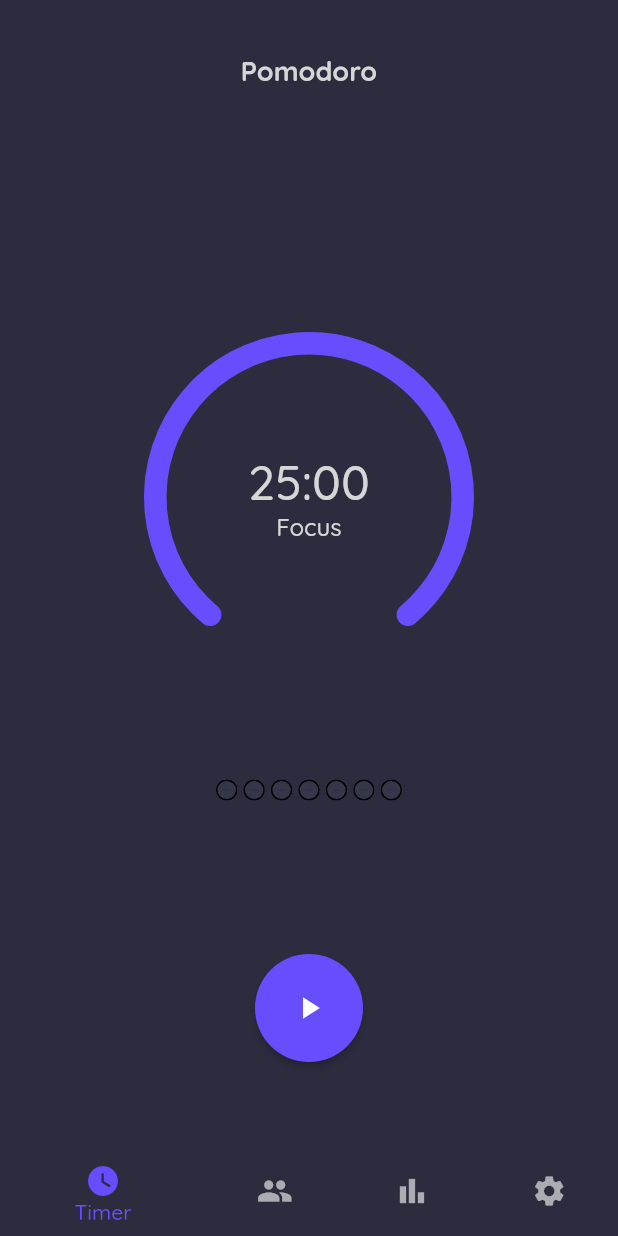
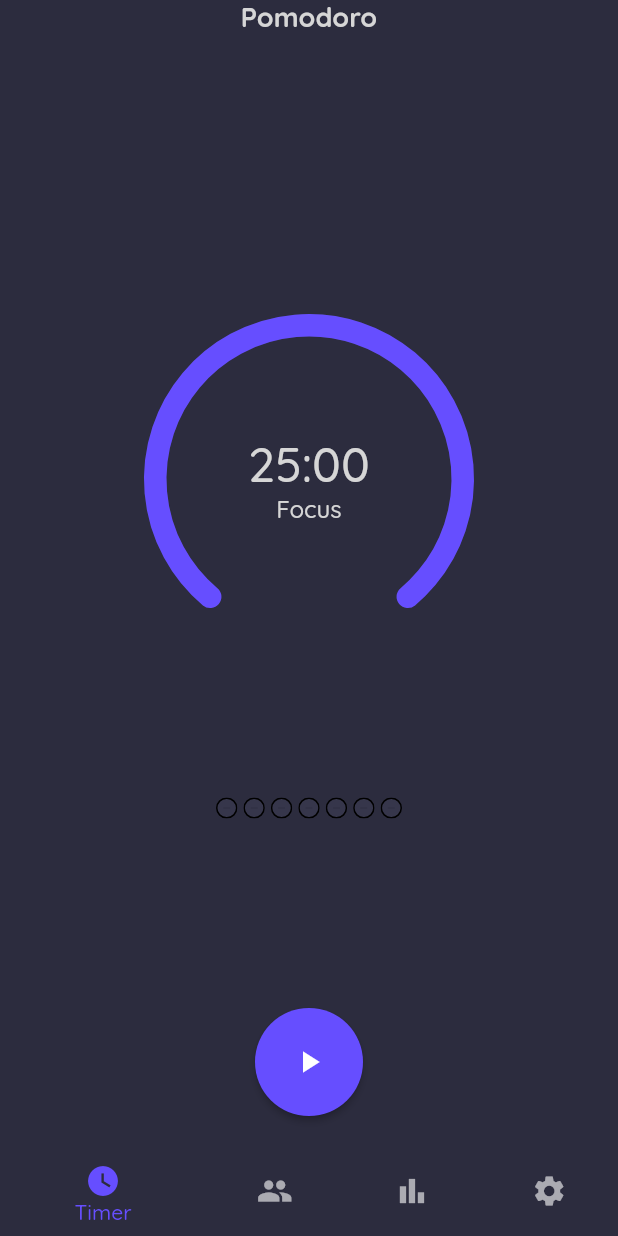
Before and after one commit to nandbyte/pomoduo, a Flutter app: the screen it shows after launch, on a phone screen of 412 x 824 dp. Run offline on Flutter 3.47's test engine with Material 2 defaults, Android fonts, the phone set to English and light mode, and no system bars; drawn by our look-alikes of percent_indicator, step_progress_indicator; our stand-ins replace awesome_notifications, cloud_firestore, custom_radio_grouped_button, firebase_auth, firebase_core, google_sign_in and 1 more; missing offline and left inert: dart:ffi; accounts and stored records are empty.

```diff
--- a/lib/main.dart
+++ b/lib/main.dart
@@ -1,8 +1,8 @@
-import 'package:awesome_notifications/awesome_notifications.dart';
 import 'package:firebase_core/firebase_core.dart';
 import 'package:flutter/material.dart';
 import 'package:flutter/services.dart';
 
+import 'package:awesome_notifications/awesome_notifications.dart';
 import 'package:pomoduo/pages/duo_page.dart';
 import 'package:pomoduo/pages/settings_page.dart';
 import 'package:pomoduo/pages/timer_page.dart';
@@ -99,7 +99,7 @@ class _MainPageState extends State<MainPage> {
       body: SafeArea(
         child: Center(
           child: Container(
-              margin: const EdgeInsets.fromLTRB(16.0, 36.0, 16.0, 36.0),
+              margin: const EdgeInsets.fromLTRB(16.0, 0, 16.0, 0),
               child: _tabList.elementAt(_selectedIndex)),
         ),
       ),
```
Also changed, not shown: lib/providers/timer_provider.dart (+7 -3 lines).
